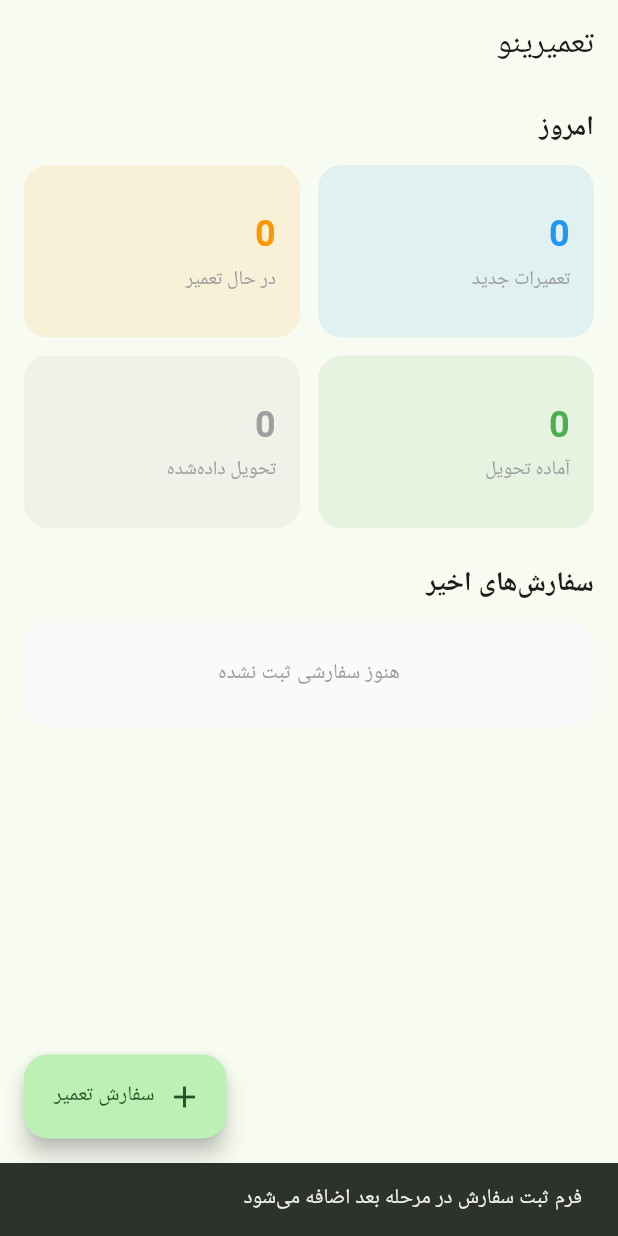
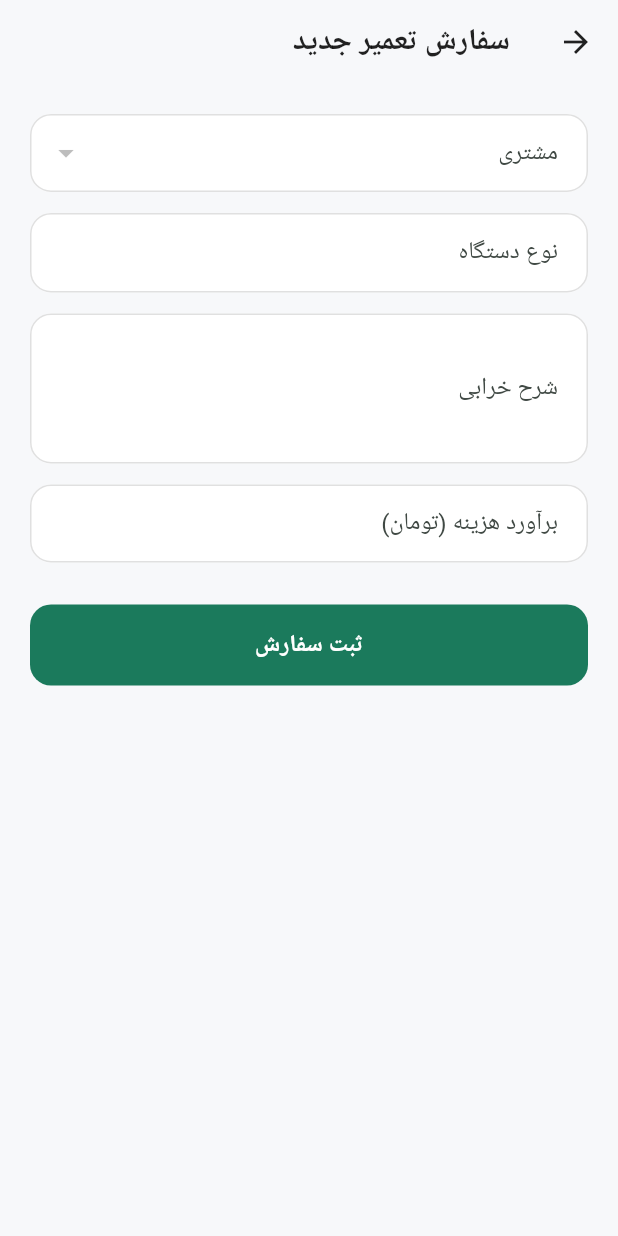
Before and after one commit to Reza1162/tamirino, a Flutter app: the DashboardPage screen opened directly, after a tap on "سفارش تعمیر", on a phone screen of 412 x 824 dp. Run offline on Flutter 3.47's test engine with Material 3 defaults, Android fonts, the phone set to English and light mode, and no system bars; our stand-ins replace drift, sqlite3_flutter_libs; accounts and stored records are empty; generated files the repository leaves out were written again; Roboto replaces fonts that are missing (Vazir).

Commit message:
feat: customer management, repair order creation, and improved UI

```diff
--- a/lib/features/dashboard/dashboard_page.dart
+++ b/lib/features/dashboard/dashboard_page.dart
@@ -1,6 +1,9 @@
 import 'package:flutter/material.dart';
+import '../../core/theme/app_theme.dart';
 import '../../data/local/database.dart';
 import '../../data/local/db_provider.dart';
+import '../customers/customers_page.dart';
+import '../repair_orders/add_repair_order_page.dart';
 
 class DashboardPage extends StatelessWidget {
   const DashboardPage({super.key});
@@ -8,7 +11,17 @@ class DashboardPage extends StatelessWidget {
   @override
   Widget build(BuildContext context) {
     return Scaffold(
-      appBar: AppBar(title: const Text('تعمیرینو')),
+      appBar: AppBar(
+        title: const Text('تعمیرینو'),
+        actions: [
+          IconButton(
+            icon: const Icon(Icons.people_outline),
+            onPressed: () => Navigator.of(context).push(
+              MaterialPageRoute(builder: (_) => const CustomersPage()),
+            ),
+          ),
+        ],
+      ),
       body: StreamBuilder<List<RepairOrder>>(
         stream: DbProvider.repository.watchRepairOrders(),
         builder: (context, snapshot) {
@@ -21,9 +34,6 @@ class DashboardPage extends StatelessWidget {
           return ListView(
             padding: const EdgeInsets.all(16),
             children: [
-              const Text('امروز',
-                  style: TextStyle(fontSize: 18, fontWeight: FontWeight.bold)),
-              const SizedBox(height: 12),
               GridView.count(
                 crossAxisCount: 2,
                 shrinkWrap: true,
@@ -33,41 +43,43 @@ class DashboardPage extends StatelessWidget {
                 childAspectRatio: 1.6,
                 children: [
                   _StatCard(label: 'تعمیرات جدید', value: '$newCount', color: Colors.blue),
-                  _StatCard(label: 'در حال تعمیر', value: '$inProgress', color: Colors.orange),
-                  _StatCard(label: 'آماده تحویل', value: '$ready', color: Colors.green),
+                  _StatCard(label: 'در حال تعمیر', value: '$inProgress', color: AppTheme.warning),
+                  _StatCard(label: 'آماده تحویل', value: '$ready', color: AppTheme.primary),
                   _StatCard(label: 'تحویل داده‌شده', value: '$delivered', color: Colors.grey),
                 ],
               ),
               const SizedBox(height: 24),
               const Text('سفارش‌های اخیر',
-                  style: TextStyle(fontSize: 18, fontWeight: FontWeight.bold)),
+                  style: TextStyle(fontSize: 16, fontWeight: FontWeight.w700)),
               const SizedBox(height: 12),
               if (orders.isEmpty)
                 Container(
-                  padding: const EdgeInsets.all(24),
+                  padding: const EdgeInsets.all(28),
                   alignment: Alignment.center,
                   decoration: BoxDecoration(
-                    color: Colors.grey.shade50,
-                    borderRadius: BorderRadius.circular(16),
+                    color: Colors.white,
+                    borderRadius: BorderRadius.circular(18),
                   ),
-                  child: const Text('هنوز سفارشی ثبت نشده',
-                      style: TextStyle(color: Colors.grey)),
+                  child: Column(
+                    children: [
+                      Icon(Icons.inbox_outlined, size: 40, color: Colors.grey.shade400),
+                      const SizedBox(height: 10),
+                      const Text('هنوز سفارشی ثبت نشده',
+                          style: TextStyle(color: Colors.grey)),
+                    ],
+                  ),
                 )
               else
-                ...orders.reversed.map((order) => Container(
-                      margin: const EdgeInsets.only(bottom: 8),
-                      padding: const EdgeInsets.all(16),
-                      decoration: BoxDecoration(
-                        color: Colors.grey.shade100,
-                        borderRadius: BorderRadius.circular(16),
-                      ),
-                      child: Row(
-                        children: [
-                          const Icon(Icons.build_outlined),
-                          const SizedBox(width: 12),
-                          Expanded(child: Text(order.issueDescription)),
-                          Text('#${order.id}'),
-                        ],
+                ...orders.reversed.map((order) => Card(
+                      margin: const EdgeInsets.only(bottom: 10),
+                      child: ListTile(
+                        leading: const CircleAvatar(
+                          backgroundColor: AppTheme.primaryLight,
+                          child: Icon(Icons.build_outlined, color: AppTheme.primary),
+                        ),
+                        title: Text(order.issueDescription,
+                            maxLines: 1, overflow: TextOverflow.ellipsis),
+                        subtitle: Text('سفارش #${order.id}'),
                       ),
                     )),
               const SizedBox(height: 80),
@@ -76,11 +88,9 @@ class DashboardPage extends StatelessWidget {
         },
       ),
       floatingActionButton: FloatingActionButton.extended(
-        onPressed: () {
-          ScaffoldMessenger.of(context).showSnackBar(
-            const SnackBar(content: Text('فرم ثبت سفارش در مرحله بعد اضافه می‌شود')),
-          );
-        },
+        onPressed: () => Navigator.of(context).push(
+          MaterialPageRoute(builder: (_) => const AddRepairOrderPage()),
+        ),
         icon: const Icon(Icons.add),
         label: const Text('سفارش تعمیر'),
       ),
@@ -100,8 +110,9 @@ class _StatCard extends StatelessWidget {
     return Container(
       padding: const EdgeInsets.all(16),
       decoration: BoxDecoration(
-        color: color.withOpacity(0.1),
-        borderRadius: BorderRadius.circular(16),
+        color: Colors.white,
+        borderRadius: BorderRadius.circular(18),
+        border: Border(right: BorderSide(color: color, width: 4)),
       ),
       child: Column(
         crossAxisAlignment: CrossAxisAlignment.start,
@@ -109,7 +120,7 @@ class _StatCard extends StatelessWidget {
         children: [
           Text(value,
               style: TextStyle(
-                  fontSize: 24, fontWeight: FontWeight.bold, color: color)),
+                  fontSize: 26, fontWeight: FontWeight.bold, color: color)),
           const SizedBox(height: 4),
           Text(label, style: const TextStyle(fontSize: 13, color: Colors.grey)),
         ],
--- /dev/null
+++ b/lib/features/repair_orders/add_repair_order_page.dart
@@ -0,0 +1,132 @@
+import 'package:flutter/material.dart';
+import '../../data/local/database.dart';
+import '../../data/local/db_provider.dart';
+
+class AddRepairOrderPage extends StatefulWidget {
+  final Customer? preselectedCustomer;
+  const AddRepairOrderPage({super.key, this.preselectedCustomer});
+
+  @override
+  State<AddRepairOrderPage> createState() => _AddRepairOrderPageState();
+}
+
+class _AddRepairOrderPageState extends State<AddRepairOrderPage> {
+  Customer? _selectedCustomer;
+  final _deviceTypeController = TextEditingController();
+  final _issueController = TextEditingController();
+  final _costController = TextEditingController();
+  bool _saving = false;
+
+  @override
+  void initState() {
+    super.initState();
+    _selectedCustomer = widget.preselectedCustomer;
+  }
+
+  Future<void> _save() async {
+    if (_selectedCustomer == null) {
+      ScaffoldMessenger.of(context)
+          .showSnackBar(const SnackBar(content: Text('یک مشتری انتخاب کنید')));
+      return;
+    }
+    if (_issueController.text.trim().isEmpty) {
+      ScaffoldMessenger.of(context)
+          .showSnackBar(const SnackBar(content: Text('شرح خرابی را وارد کنید')));
+      return;
+    }
+    setState(() => _saving = true);
+    final repo = DbProvider.repository;
+
+    int? deviceId;
+    if (_deviceTypeController.text.trim().isNotEmpty) {
+      deviceId = await repo.addDevice(
+        customerId: _selectedCustomer!.id,
+        deviceType: _deviceTypeController.text.trim(),
+      );
+    }
+
+    await repo.addRepairOrder(
+      customerId: _selectedCustomer!.id,
+      deviceId: deviceId,
+      issueDescription: _issueController.text.trim(),
+      estimatedCost: int.tryParse(_costController.text.trim()),
+    );
+
+    if (!mounted) return;
+    Navigator.of(context).pop();
+  }
+
+  @override
+  Widget build(BuildContext context) {
+    return Scaffold(
+      appBar: AppBar(title: const Text('سفارش تعمیر جدید')),
+      body: ListView(
+        padding: const EdgeInsets.all(20),
+        children: [
+          if (widget.preselectedCustomer == null)
+            StreamBuilder<List<Customer>>(
+              stream: DbProvider.repository.watchCustomers(),
+              builder: (context, snapshot) {
+                final customers = snapshot.data ?? [];
+                return DropdownButtonFormField<Customer>(
+                  value: _selectedCustomer,
+                  decoration: const InputDecoration(labelText: 'مشتری'),
+                  items: customers
+                      .map((c) => DropdownMenuItem(value: c, child: Text(c.name)))
+                      .toList(),
+                  onChanged: (c) => setState(() => _selectedCustomer = c),
+                );
+              },
+            )
+          else
+            Card(
+              child: Padding(
+                padding: const EdgeInsets.all(16),
+                child: Row(
+                  children: [
+                    const Icon(Icons.person_outline),
+                    const SizedBox(width: 10),
+                    Text(widget.preselectedCustomer!.name,
+                        style: const TextStyle(fontWeight: FontWeight.w600)),
+                  ],
+                ),
+              ),
+            ),
+          const SizedBox(height: 14),
+          TextField(
+            controller: _deviceTypeController,
+            decoration: const InputDecoration(
+              labelText: 'نوع دستگاه',
+              hintText: 'مثلاً: گوشی سامسونگ A54',
+            ),
+          ),
+          const SizedBox(height: 14),
+          TextField(
+            controller: _issueController,
+            maxLines: 3,
+            decoration: const InputDecoration(labelText: 'شرح خرابی'),
+          ),
+          const SizedBox(height: 14),
+          TextField(
+            controller: _costController,
+            keyboardType: TextInputType.number,
+            decoration: const InputDecoration(labelText: 'برآورد هزینه (تومان)'),
+          ),
+          const SizedBox(height: 28),
+          SizedBox(
+            width: double.infinity,
+            child: ElevatedButton(
+              onPressed: _saving ? null : _save,
+              child: _saving
+                  ? const SizedBox(
+                      width: 20, height: 20,
+                      child: CircularProgressIndicator(strokeWidth: 2, color: Colors.white),
+                    )
+                  : const Text('ثبت سفارش'),
+            ),
+          ),
+        ],
+      ),
+    );
+  }
+}
--- a/lib/main.dart
+++ b/lib/main.dart
@@ -1,4 +1,5 @@
 import 'package:flutter/material.dart';
+import 'core/theme/app_theme.dart';
 import 'features/onboarding/onboarding_page.dart';
 
 void main() {
@@ -20,10 +21,7 @@ class TamirinoApp extends StatelessWidget {
           child: child!,
         );
       },
-      theme: ThemeData(
-        colorSchemeSeed: const Color(0xFF2E7D32),
-        useMaterial3: true,
-      ),
+      theme: AppTheme.light,
       home: const OnboardingPage(),
     );
   }
```
Also changed, not shown: lib/core/theme/app_theme.dart (added, +75 -0 lines), lib/features/customers/add_customer_page.dart (added, +74 -0 lines), lib/features/customers/customer_detail_page.dart (added, +104 -0 lines), lib/features/customers/customers_page.dart (added, +73 -0 lines).
